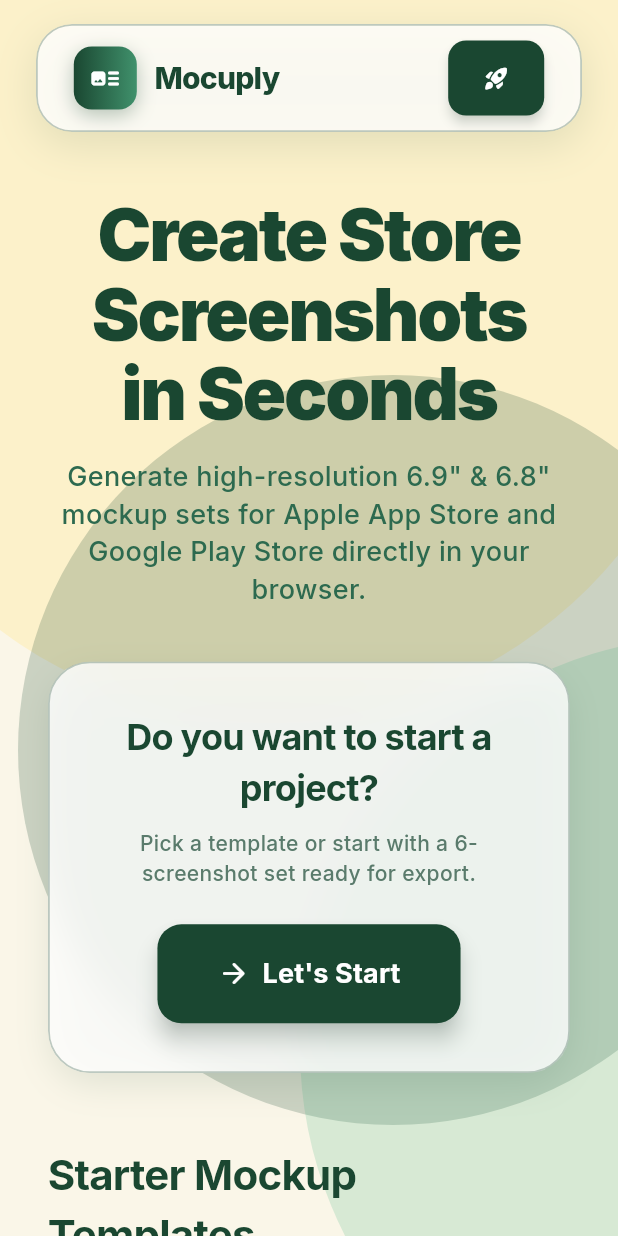
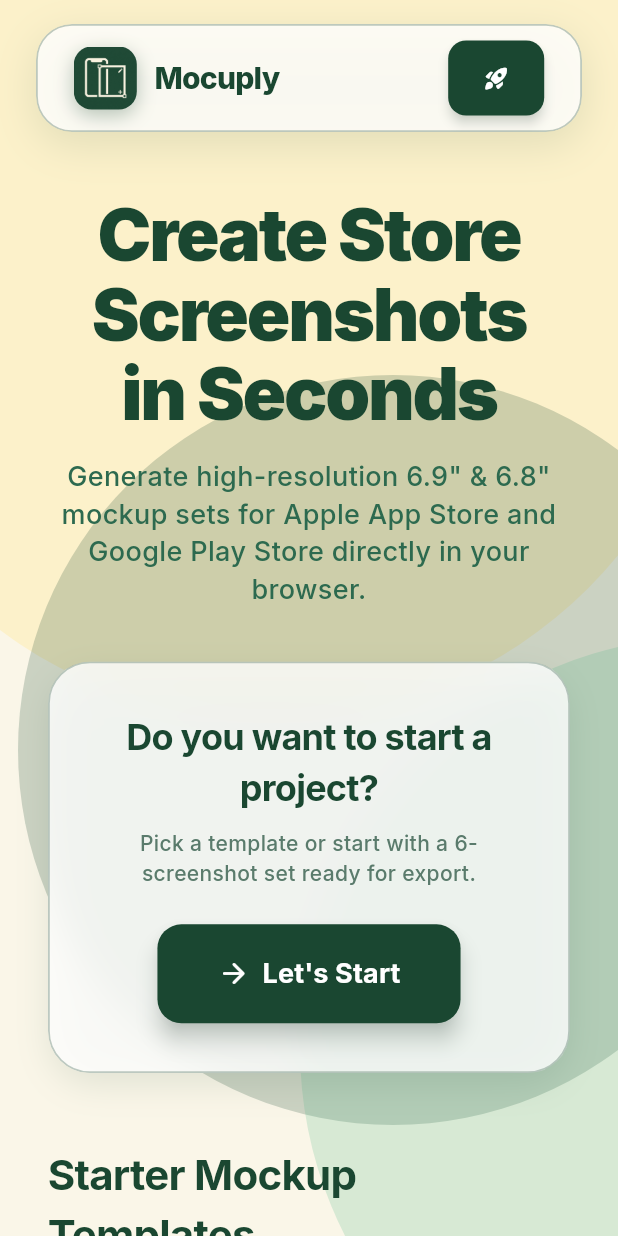
Before and after one commit to DimitrisMilios/Mokuply, a Flutter app: the screen it shows after launch, on a phone screen of 412 x 824 dp. Run offline on Flutter 3.47's test engine with Material 3 defaults, Android fonts, the phone set to English and light mode, and no system bars; our stand-ins replace file_picker, flutter_colorpicker, google_fonts; missing offline and left inert: dart:html, dart:ui_web.

Commit message:
feat(brand): use the Mokuply mark as app logo, favicon and web app icons

```diff
--- a/lib/views/editor/widgets/editor_navbar.dart
+++ b/lib/views/editor/widgets/editor_navbar.dart
@@ -5,6 +5,7 @@ import '../../../core/constants/app_dimensions.dart';
 import '../../../core/constants/store_specs.dart';
 import '../../../viewmodels/editor_viewmodel.dart';
 import '../../../widgets/shared/glass_container.dart';
+import '../../../widgets/shared/brand_logo.dart';
 import 'export_modal_dialog.dart';
 import 'template_builder_dialog.dart';
 
@@ -52,14 +53,7 @@ class EditorNavbar extends StatelessWidget {
                 icon: const Icon(Icons.arrow_back_rounded, color: AppColors.primary),
               ),
               const SizedBox(width: 4),
-              Container(
-                padding: const EdgeInsets.all(8),
-                decoration: BoxDecoration(
-                  gradient: const LinearGradient(colors: [AppColors.primary, AppColors.secondary]),
-                  borderRadius: BorderRadius.circular(AppDimensions.radiusMd),
-                ),
-                child: const Icon(Icons.art_track_rounded, color: AppColors.textOnPrimary, size: 20),
-              ),
+              const BrandLogo(size: 36, radius: AppDimensions.radiusMd),
               if (showBrand) ...[
                 const SizedBox(width: AppDimensions.spacingMd),
                 const Text(
--- a/lib/views/home/widgets/home_navbar.dart
+++ b/lib/views/home/widgets/home_navbar.dart
@@ -4,6 +4,7 @@ import '../../../core/constants/app_colors.dart';
 import '../../../core/constants/app_dimensions.dart';
 import '../../../viewmodels/editor_viewmodel.dart';
 import '../../../widgets/shared/glass_container.dart';
+import '../../../widgets/shared/brand_logo.dart';
 
 /// Floating sticky top header navigation bar for HomeView.
 class HomeNavbar extends StatelessWidget {
@@ -32,21 +33,7 @@ class HomeNavbar extends StatelessWidget {
               children: [
                 Row(
                   children: [
-                    Container(
-                      padding: const EdgeInsets.all(10),
-                      decoration: BoxDecoration(
-                        gradient: const LinearGradient(colors: [AppColors.primary, AppColors.secondary]),
-                        borderRadius: BorderRadius.circular(AppDimensions.radiusMd),
-                        boxShadow: [
-                          BoxShadow(
-                            color: AppColors.primary.withValues(alpha: 0.3),
-                            blurRadius: 10,
-                            offset: const Offset(0, 4),
-                          ),
-                        ],
-                      ),
-                      child: const Icon(Icons.art_track_rounded, color: AppColors.textOnPrimary, size: 22),
-                    ),
+                    const BrandLogo(size: 42, radius: AppDimensions.radiusMd, shadow: true),
                     const SizedBox(width: AppDimensions.spacingMd),
                     const Text(
                       'Mocuply',
--- /dev/null
+++ b/lib/widgets/shared/brand_logo.dart
@@ -0,0 +1,40 @@
+import 'package:flutter/material.dart';
+import '../../core/constants/app_colors.dart';
+
+/// The Mokuply mark (phone + canvas on jungle green), used in the navbars.
+/// The artwork already carries its own green background, so it is only
+/// clipped to rounded corners and given a soft shadow.
+class BrandLogo extends StatelessWidget {
+  final double size;
+  final double radius;
+  final bool shadow;
+
+  const BrandLogo({super.key, this.size = 36, this.radius = 10, this.shadow = false});
+
+  static const String assetPath = 'assets/branding/mokuply_logo.png';
+
+  @override
+  Widget build(BuildContext context) {
+    return Container(
+      width: size,
+      height: size,
+      decoration: BoxDecoration(
+        borderRadius: BorderRadius.circular(radius),
+        boxShadow: shadow
+            ? [BoxShadow(color: AppColors.primary.withValues(alpha: 0.3), blurRadius: 10, offset: const Offset(0, 4))]
+            : null,
+      ),
+      child: ClipRRect(
+        borderRadius: BorderRadius.circular(radius),
+        child: Image.asset(
+          assetPath,
+          width: size,
+          height: size,
+          fit: BoxFit.cover,
+          filterQuality: FilterQuality.medium,
+          semanticLabel: 'Mokuply',
+        ),
+      ),
+    );
+  }
+}
--- a/pubspec.yaml
+++ b/pubspec.yaml
@@ -24,3 +24,5 @@ dev_dependencies:
 
 flutter:
   uses-material-design: true
+  assets:
+    - assets/branding/mokuply_logo.png
```
Also changed, not shown: assets/branding/mokuply_logo.png (added), 7 other files.
